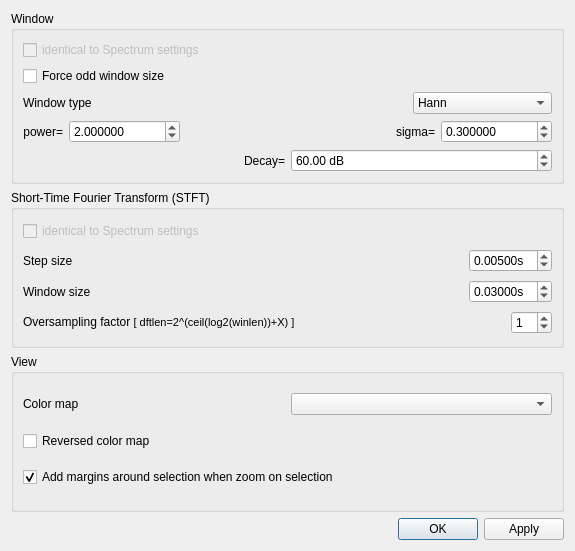
First picture: the form in src/gvspectrogramwdialogsettings.ui, repository gillesdegottex/dfasma, before the edit.
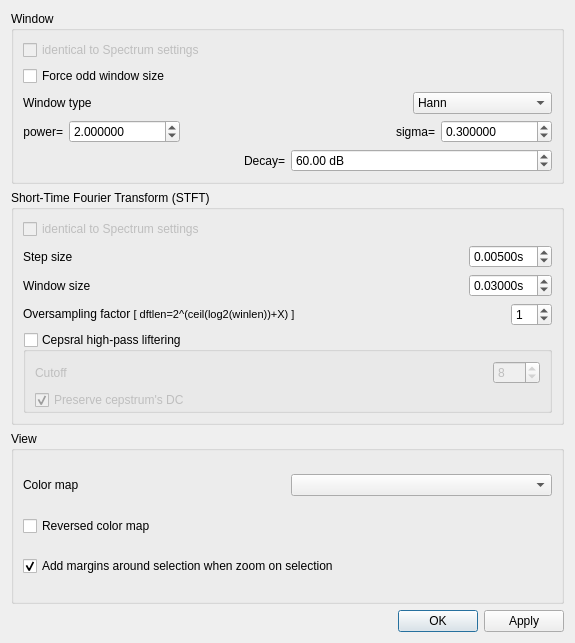
Second picture: the form after the edit.

What changed in the file:
```diff
--- a/src/gvspectrogramwdialogsettings.ui
+++ b/src/gvspectrogramwdialogsettings.ui
@@ -7,7 +7,7 @@
     <x>0</x>
     <y>0</y>
     <width>575</width>
-    <height>551</height>
+    <height>643</height>
    </rect>
   </property>
   <property name="windowTitle">
@@ -356,6 +356,70 @@
         </item>
        </layout>
       </item>
+      <item>
+       <widget class="QGroupBox" name="gbCepstralLiftering">
+        <property name="sizePolicy">
+         <sizepolicy hsizetype="Preferred" vsizetype="Minimum">
+          <horstretch>0</horstretch>
+          <verstretch>0</verstretch>
+         </sizepolicy>
+        </property>
+        <property name="title">
+         <string>Cepsral high-pass liftering</string>
+        </property>
+        <property name="checkable">
+         <bool>true</bool>
+        </property>
+        <property name="checked">
+         <bool>false</bool>
+        </property>
+        <layout class="QVBoxLayout" name="verticalLayout_5">
+         <property name="bottomMargin">
+          <number>0</number>
+         </property>
+         <item>
+          <layout class="QHBoxLayout" name="horizontalLayout_5">
+           <item>
+            <widget class="QLabel" name="label_2">
+             <property name="sizePolicy">
+              <sizepolicy hsizetype="MinimumExpanding" vsizetype="Preferred">
+               <horstretch>0</horstretch>
+               <verstretch>0</verstretch>
+              </sizepolicy>
+             </property>
+             <property name="text">
+              <string>Cutoff</string>
+             </property>
+            </widget>
+           </item>
+           <item>
+            <widget class="QSpinBox" name="sbCepstralLifteringOrder">
+             <property name="minimum">
+              <number>1</number>
+             </property>
+             <property name="maximum">
+              <number>256</number>
+             </property>
+             <property name="value">
+              <number>8</number>
+             </property>
+            </widget>
+           </item>
+          </layout>
+         </item>
+         <item>
+          <widget class="QCheckBox" name="cbCepstralLifteringPreserveDC">
+           <property name="text">
+            <string>Preserve cepstrum's DC</string>
+           </property>
+           <property name="checked">
+            <bool>true</bool>
+           </property>
+          </widget>
+         </item>
+        </layout>
+       </widget>
+      </item>
      </layout>
     </widget>
    </item>
```
